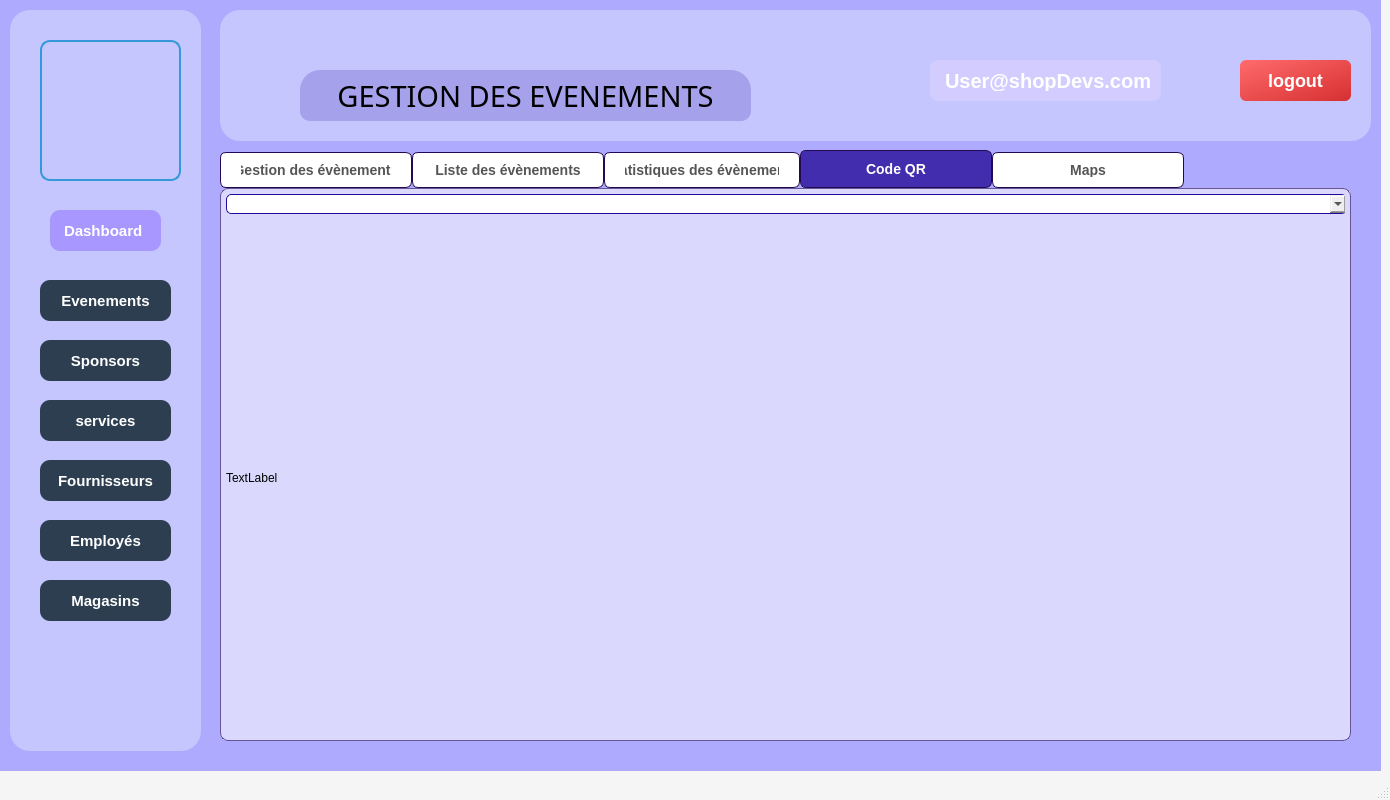
First picture: the form in mainwindow.ui, repository MontaCHOUIG/MallFlow, before the edit.
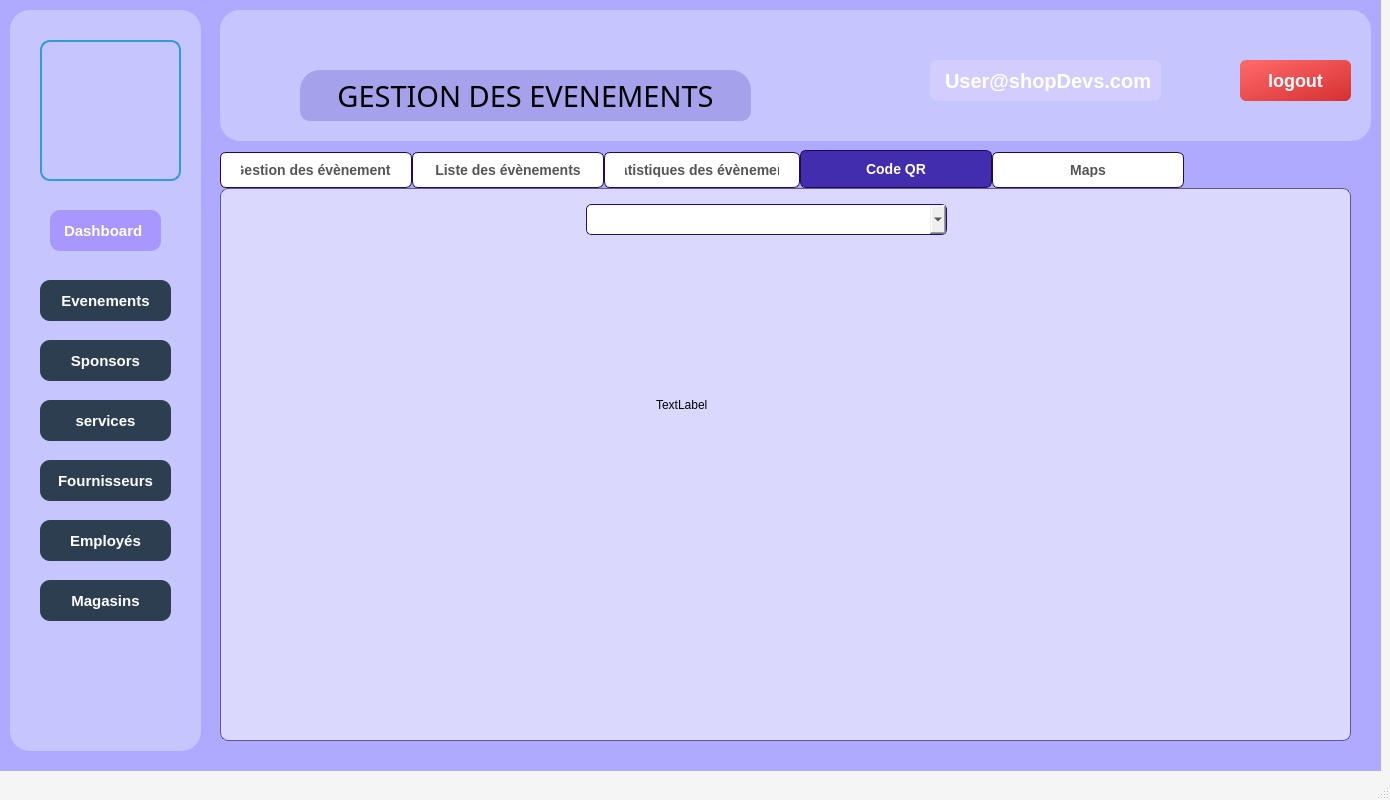
Second picture: the form after the edit. The open tabs and pages were chosen to show the change. Icons and pictures are not drawn.

The edit to the form file:
```diff
--- a/mainwindow.ui
+++ b/mainwindow.ui
@@ -880,11 +880,15 @@
         <height>541</height>
        </rect>
       </property>
-      <layout class="QVBoxLayout" name="verticalLayout_3">
-       <item>
-        <layout class="QVBoxLayout" name="verticalLayout_tab4">
-         <item>
           <widget class="QComboBox" name="tab4_combo_Event">
+       <property name="geometry">
+        <rect>
+         <x>360</x>
+         <y>10</y>
+         <width>361</width>
+         <height>31</height>
+        </rect>
+       </property>
            <property name="styleSheet">
             <string notr="true">QComboBox
 {
@@ -900,17 +904,28 @@
 }</string>
            </property>
           </widget>
-         </item>
-         <item>
           <widget class="QLabel" name="label_3">
+       <property name="enabled">
+        <bool>true</bool>
+       </property>
+       <property name="geometry">
+        <rect>
+         <x>430</x>
+         <y>60</y>
+         <width>361</width>
+         <height>301</height>
+        </rect>
+       </property>
+       <property name="maximumSize">
+        <size>
+         <width>1677</width>
+         <height>1677</height>
+        </size>
+       </property>
            <property name="text">
             <string>TextLabel</string>
            </property>
           </widget>
-         </item>
-        </layout>
-       </item>
-      </layout>
      </widget>
     </widget>
     <widget class="QWidget" name="tab_5">
```
Left out of the diff: 2 changed lines with no effect on the pictures. Lines whose indentation alone changed are shown as unchanged.
